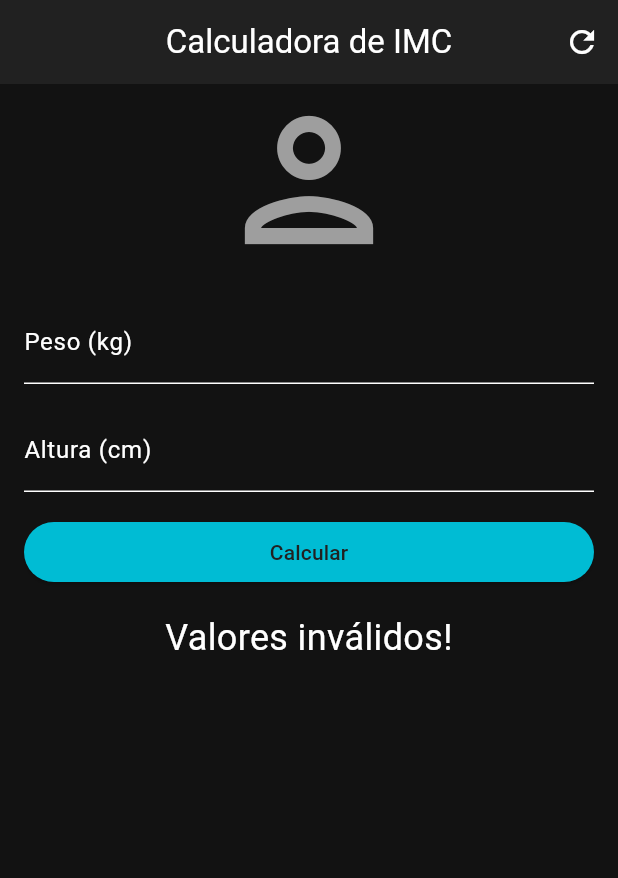
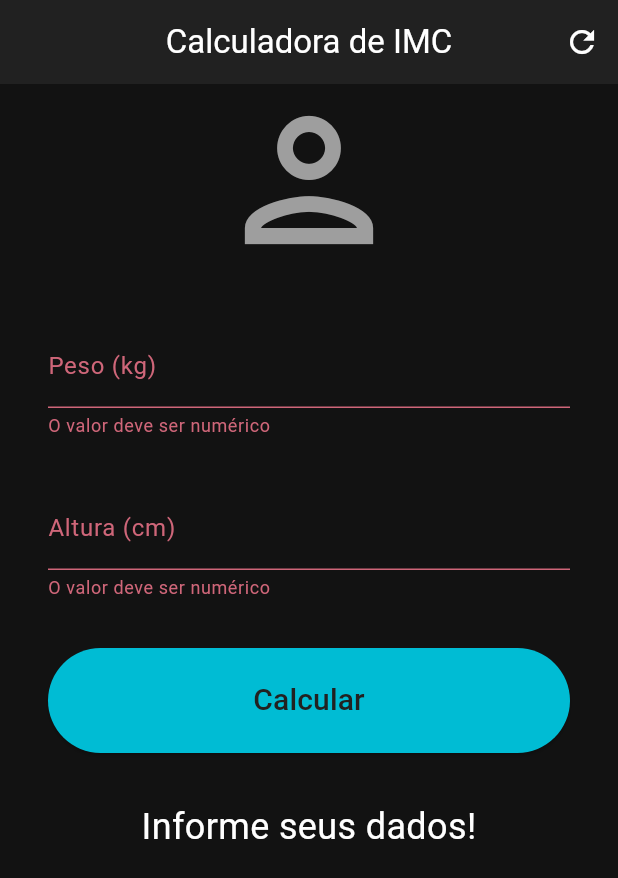
Before and after one commit to DemetriusMassard/calculadoraimc, a Flutter app: the screen it shows after launch, after a tap on "Calcular", on a phone screen of 412 x 824 dp. Shown: the top 878 px of the screen. Run offline on Flutter 3.47's test engine with Material 3 defaults, Android fonts, the phone set to English and light mode, and no system bars.

Commit message:
feat(HomePage): Validation through Forms

```diff
--- a/lib/app/app.dart
+++ b/lib/app/app.dart
@@ -7,6 +7,7 @@ class MyApp extends StatelessWidget {
   @override
   Widget build(BuildContext context) {
     return MaterialApp(
+      debugShowCheckedModeBanner: false,
       theme: ThemeData(colorScheme: ColorScheme.dark(), useMaterial3: true),
       home: const HomePage(),
     );
--- a/lib/app/home/homepage.dart
+++ b/lib/app/home/homepage.dart
@@ -8,28 +8,34 @@ class HomePage extends StatefulWidget {
 }
 
 class _HomePageState extends State<HomePage> {
-  String labelIMC = "Informe seus dados!";
-  TextEditingController pesoController = TextEditingController();
-  TextEditingController alturaController = TextEditingController();
-  String? pesoErrorMessage;
-  String? alturaErrorMessage;
+  String _labelIMC = "Informe seus dados!";
+  TextEditingController weightController = TextEditingController();
+  TextEditingController heightController = TextEditingController();
+
+  GlobalKey<FormState> _formKey = GlobalKey<FormState>();
+
+  String? _weightErrorMessage;
+  String? _heightErrorMessage;
 
   @override
   Widget build(BuildContext context) {
     return Scaffold(
       appBar: _buildHomeAppBar(),
-      body: Padding(
-        padding: EdgeInsets.symmetric(horizontal: 16.0),
+      body: SingleChildScrollView(
+        padding: EdgeInsets.symmetric(horizontal: 32),
+        child: Form(
+          key: _formKey,
           child: Column(
-          spacing: 16,
+            spacing: 32,
             crossAxisAlignment: CrossAxisAlignment.stretch,
             children: [
               _buildHomeIcon(),
-            _buildPesoInput(),
-            _buildAlturaInput(),
+              _buildWeightInput(),
+              _buildHeightInput(),
               _buildCalculateButton(),
               _buildBMILabel(),
             ],
+          ),
         ),
       ),
     );
@@ -44,9 +50,9 @@ class _HomePageState extends State<HomePage> {
         IconButton(
           onPressed: () {
             setState(() {
-              pesoController.clear();
-              alturaController.clear();
-              labelIMC = "Informe seus dados!";
+              weightController.clear();
+              heightController.clear();
+              _labelIMC = "Informe seus dados!";
             });
           },
           icon: Icon(Icons.refresh),
@@ -59,93 +65,88 @@ class _HomePageState extends State<HomePage> {
     return Icon(Icons.person_outlined, size: 128, color: Colors.grey);
   }
 
-  Widget _buildPesoInput() {
-    return TextField(
+  Widget _buildWeightInput() {
+    return TextFormField(
+      validator: (value) {
+        return validateNumericFields(value);
+      },
       decoration: InputDecoration(
         label: Text("Peso (kg)"),
-        errorText: pesoErrorMessage,
+        errorText: _weightErrorMessage,
       ),
-      controller: pesoController,
+      controller: weightController,
       keyboardType: TextInputType.number,
-      onChanged: pesoControllerChanged,
     );
   }
 
-  Widget _buildAlturaInput() {
-    return TextField(
+  Widget _buildHeightInput() {
+    return TextFormField(
+      validator: (value) {
+        return validateNumericFields(value);
+      },
       decoration: InputDecoration(
         label: Text("Altura (cm)"),
-        errorText: alturaErrorMessage,
+        errorText: _heightErrorMessage,
       ),
-      controller: alturaController,
+      controller: heightController,
       keyboardType: TextInputType.number,
-      onChanged: alturaControllerChanged,
     );
   }
 
   Widget _buildCalculateButton() {
-    return ElevatedButton(
+    return SizedBox(
+      height: 70,
+      child: ElevatedButton(
         onPressed: () {
+          if (_formKey.currentState!.validate()) {
             setState(() {
-          labelIMC = calculateBMI();
+              _labelIMC = calculateBMI();
             });
+          }
         },
         style: ElevatedButton.styleFrom(backgroundColor: Colors.cyan),
-      child: Text("Calcular", style: TextStyle(color: Colors.grey[900])),
+        child: Text(
+          "Calcular",
+          style: TextStyle(color: Colors.grey[900], fontSize: 20),
+        ),
+      ),
     );
   }
 
   Widget _buildBMILabel() {
     return Text(
-      labelIMC,
+      _labelIMC,
       style: TextStyle(color: Colors.white, fontSize: 24),
       textAlign: TextAlign.center,
     );
   }
 
-  void pesoControllerChanged(String text) {
-    double? peso = parseTextToDouble(text);
-    if (peso == null || peso.isNaN) {
-      setState(() {
-        pesoErrorMessage = "O peso deve ser numérico";
-      });
+  String? validateNumericFields(String? value) {
+    double? numericValue = parseTextToDouble(value);
+    if (numericValue == null || numericValue.isNaN) {
+      return "O valor deve ser numérico";
     } else {
-      setState(() {
-        pesoErrorMessage = null;
-      });
+      return null;
     }
   }
 
-  void alturaControllerChanged(String text) {
-    double? altura = parseTextToDouble(text);
-    if (altura == null || altura.isNaN) {
-      setState(() {
-        alturaErrorMessage = "O peso deve ser numérico";
-      });
-    } else {
-      setState(() {
-        alturaErrorMessage = null;
-      });
-    }
-  }
-
-  double? parseTextToDouble(String text) {
-    double? parsedDouble = double.tryParse(text.replaceAll(",", "."));
+  double? parseTextToDouble(String? text) {
+    double? parsedDouble = double.tryParse(text!.replaceAll(",", "."));
     return parsedDouble;
   }
 
   String calculateBMI() {
-    double? peso = parseTextToDouble(pesoController.text);
-    double? altura = parseTextToDouble(alturaController.text);
+    double? weight = parseTextToDouble(weightController.text);
+    double? height = parseTextToDouble(heightController.text);
     String msg = "";
 
-    if (peso == null || altura == null || peso.isNaN || altura.isNaN) {
+    if (weight == null || height == null || weight.isNaN || height.isNaN) {
       msg = "Valores inválidos!";
       return msg;
     }
 
-    altura = altura / 100;
-    double imc = peso / (altura * altura);
+    height = height / 100;
+    double imc = weight / (height * height);
 
     switch (imc) {
       case < 18.5:
```
Lines whose indentation alone changed are shown as unchanged.
